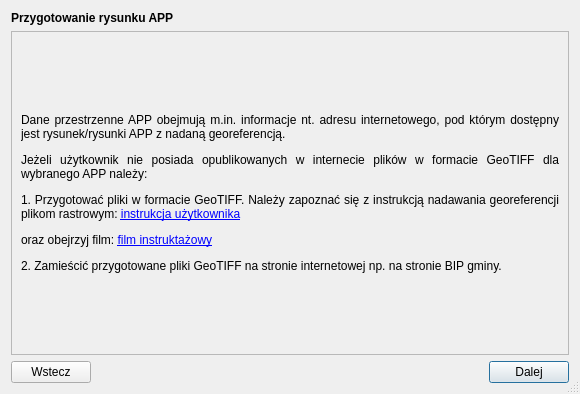
Before: the Qt Designer form modules/app/views/ui/raster_instrukcja_dialog_base.ui in envirosolutionspl/wtyczka_qgis_app, drawn with Qt 5.
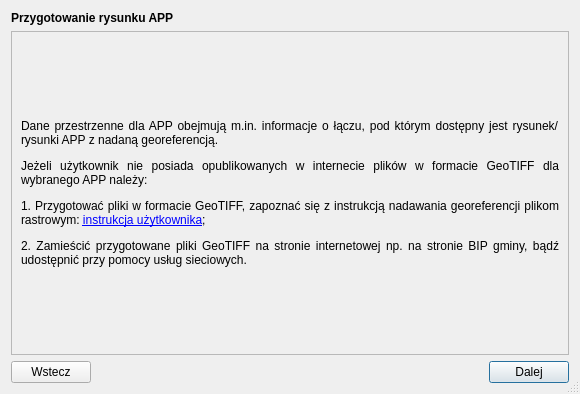
After: the same form once the commit is applied.

Patch:
```diff
--- a/modules/app/views/ui/raster_instrukcja_dialog_base.ui
+++ b/modules/app/views/ui/raster_instrukcja_dialog_base.ui
@@ -61,7 +61,7 @@
             </font>
            </property>
            <property name="text">
-            <string>&lt;html&gt;&lt;head/&gt;&lt;body&gt;&lt;p&gt;Dane przestrzenne APP obejmują m.in. informacje nt. adresu internetowego, pod którym dostępny jest rysunek/rysunki APP z nadaną georeferencją. &lt;/p&gt;&lt;p&gt;Jeżeli użytkownik nie posiada opublikowanych w internecie plików w formacie GeoTIFF dla wybranego APP należy: &lt;/p&gt;&lt;p&gt;1. Przygotować pliki w formacie GeoTIFF. Należy zapoznać się z instrukcją nadawania georeferencji plikom rastrowym: &lt;a href=&quot;https://www.envirosolutions.pl/&quot;&gt;&lt;span style=&quot; text-decoration: underline; color:#0000ff;&quot;&gt;instrukcja użytkownika&lt;/span&gt;&lt;/a&gt;&lt;/p&gt;&lt;p&gt;oraz obejrzyj film: &lt;a href=&quot;https://www.envirosolutions.pl/&quot;&gt;&lt;span style=&quot; text-decoration: underline; color:#0000ff;&quot;&gt;film instruktażowy&lt;/span&gt;&lt;/a&gt;&lt;/p&gt;&lt;p&gt;2. Zamieścić przygotowane pliki GeoTIFF na stronie internetowej np. na stronie BIP gminy. &lt;/p&gt;&lt;/body&gt;&lt;/html&gt;</string>
+            <string>&lt;html&gt;&lt;head/&gt;&lt;body&gt;&lt;p&gt;Dane przestrzenne dla APP obejmują m.in. informacje o łączu, pod którym dostępny jest rysunek/rysunki APP z nadaną georeferencją.&lt;/p&gt;&lt;p&gt;Jeżeli użytkownik nie posiada opublikowanych w internecie plików w formacie GeoTIFF dla wybranego APP należy: &lt;/p&gt;&lt;p&gt;1. Przygotować pliki w formacie GeoTIFF, zapoznać się z instrukcją nadawania georeferencji plikom rastrowym: &lt;a href=&quot;http://www.gov.pl/zagospodarowanieprzestrzenne/wtyczka-app&quot;&gt;&lt;span style=&quot; text-decoration: underline; color:#0000ff;&quot;&gt;instrukcja użytkownika&lt;/span&gt;&lt;/a&gt;;&lt;/p&gt;&lt;p&gt;2. Zamieścić przygotowane pliki GeoTIFF na stronie internetowej np. na stronie BIP gminy, bądź udostępnić przy pomocy usług sieciowych. &lt;/p&gt;&lt;/body&gt;&lt;/html&gt;</string>
            </property>
            <property name="alignment">
             <set>Qt::AlignJustify|Qt::AlignVCenter</set>
```
